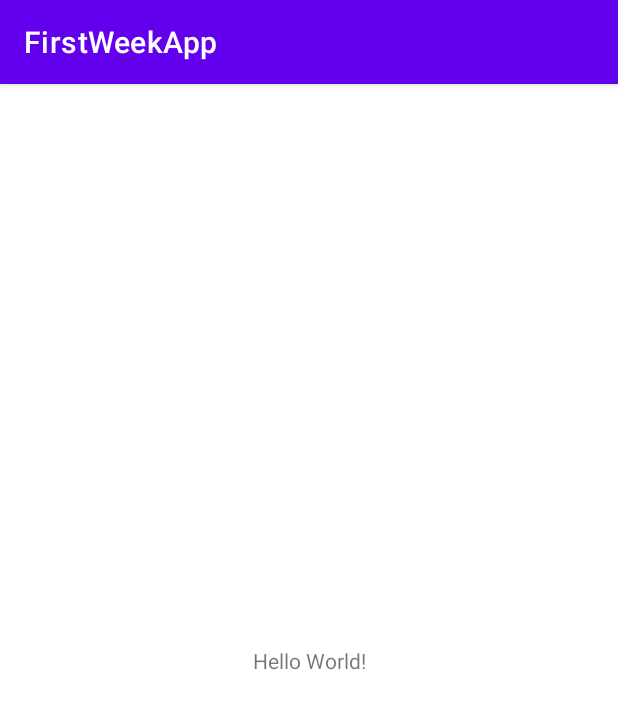
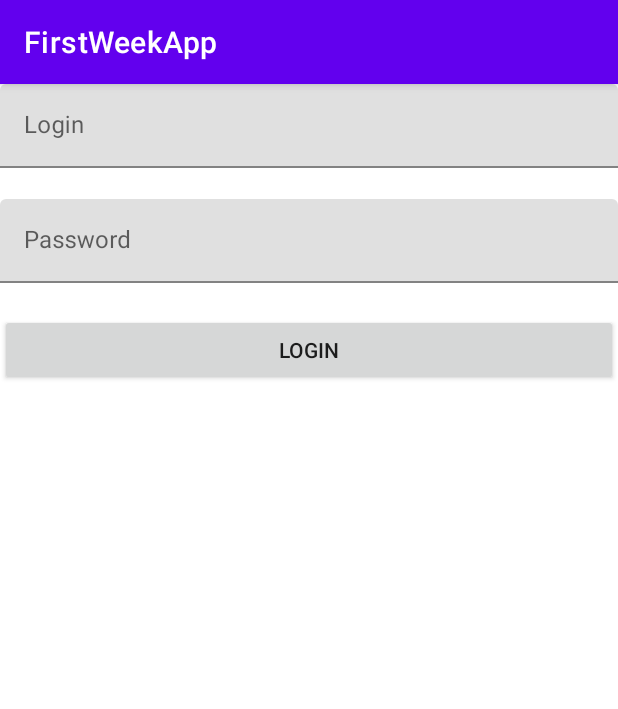
Before and after one commit to Yarslv/FirstWeekApp, an Android app: the screen it shows after launch (MainActivity), on a phone screen of 412 x 824 dp. Shown: the top 709 px of the screen. Run offline under Robolectric (Android 15) with nearby library versions, the phone set to English and light mode, and no system bars; our stand-ins replace data binding; 8 statements that could not run were skipped.

Commit message:
added animation and 3 elements screen

```diff
--- a/app/src/main/AndroidManifest.xml
+++ b/app/src/main/AndroidManifest.xml
@@ -14,7 +14,7 @@
         android:theme="@style/Theme.FirstWeekApp"
         tools:targetApi="31">
         <activity
-            android:name=".MainActivity"
+            android:name=".activity.MainActivity"
             android:exported="true">
             <intent-filter>
                 <action android:name="android.intent.action.MAIN" />
--- a/app/src/main/java/com/internship/firstweekapp/MainActivity.kt
+++ b/app/src/main/java/com/internship/firstweekapp/activity/MainActivity.kt
@@ -1,7 +1,8 @@
-package com.internship.firstweekapp
+package com.internship.firstweekapp.activity
 
 import androidx.appcompat.app.AppCompatActivity
 import android.os.Bundle
+import com.internship.firstweekapp.R
 
 class MainActivity : AppCompatActivity() {
     override fun onCreate(savedInstanceState: Bundle?) {
--- /dev/null
+++ b/app/src/main/java/com/internship/firstweekapp/fragments/animationFragment/AnimationFragment.kt
@@ -0,0 +1,67 @@
+package com.internship.firstweekapp.fragments.animationFragment
+
+import android.os.Bundle
+import androidx.fragment.app.Fragment
+import android.view.LayoutInflater
+import android.view.View
+import android.view.ViewGroup
+import androidx.fragment.app.viewModels
+import androidx.navigation.fragment.findNavController
+import com.internship.firstweekapp.databinding.FragmentAnimationBinding
+
+
+class AnimationFragment : Fragment() {
+
+    val model: AnimationFragmentViewModel by viewModels()
+    private lateinit var binding: FragmentAnimationBinding
+    override fun onCreate(savedInstanceState: Bundle?) {
+        super.onCreate(savedInstanceState)
+
+    }
+
+    override fun onCreateView(
+        inflater: LayoutInflater, container: ViewGroup?,
+        savedInstanceState: Bundle?
+    ): View {
+        // Inflate the layout for this fragment
+        binding = FragmentAnimationBinding.inflate(inflater)
+        return binding.root
+    }
+
+    override fun onViewCreated(view: View, savedInstanceState: Bundle?) {
+
+
+    model.startX =
+        resources.displayMetrics.widthPixels.toFloat() / 2 - 20 * resources.displayMetrics.density
+    model.startY =
+        resources.displayMetrics.heightPixels.toFloat() / 2 - 20 * resources.displayMetrics.density
+    model.initViews(
+        arrayOf(
+            binding.circle1,
+            binding.circle2,
+            binding.circle3,
+            binding.circle4,
+            binding.circle5,
+            binding.circle6,
+            binding.circle7,
+            binding.circle8
+        )
+    )
+    model.moveToCenter()
+    model.baseAnimation()
+    model.endAnimation(findNavController())
+
+
+        super.onViewCreated(view, savedInstanceState)
+    }
+
+    override fun onPause() {
+        model.pauseAnimation()
+        super.onPause()
+    }
+
+    override fun onResume() {
+        model.resumeAnimation()
+        super.onResume()
+    }
+}
--- /dev/null
+++ b/app/src/main/java/com/internship/firstweekapp/fragments/animationFragment/AnimationFragmentViewModel.kt
@@ -0,0 +1,86 @@
+package com.internship.firstweekapp.fragments.animationFragment
+
+import android.animation.Animator
+import android.animation.AnimatorListenerAdapter
+import android.animation.ObjectAnimator
+import android.graphics.Path
+import android.view.View
+import androidx.lifecycle.ViewModel
+import androidx.navigation.NavController
+import com.internship.firstweekapp.R
+
+class AnimationFragmentViewModel :ViewModel() {
+    var startX = 0f
+    var startY = 0f
+    var isPaused = false
+
+    private lateinit var views: Array<View>
+    private var animators = arrayListOf<ObjectAnimator>()
+    private var times = arrayListOf<Long>()
+    fun initViews(arr: Array<View>){
+        views = arr
+    }
+
+    fun moveToCenter(){
+        val path = Path().apply {
+            lineTo(startX,startY)
+        }
+        for(element in views)
+        ObjectAnimator.ofFloat(element, View.X, View.Y, path).apply {
+            start()
+        }
+    }
+
+    fun baseAnimation(){
+        val path = Path().apply {
+            moveTo(startX,startY)
+            var i = 0.0
+            while(i < 2*3.14){
+                lineTo(startX+300* Math.cos(i).toFloat(), startY+300* Math.sin(i).toFloat())
+                i += 0.01
+            }
+            lineTo(startX,startY)
+        }
+        for(i in 0 until views.size){
+            animators.add(ObjectAnimator.ofFloat(views[i], View.X, View.Y, path).apply {
+            duration = 3000
+            startDelay = (i*250).toLong()
+            start()
+        })
+        }
+    }
+
+    fun pauseAnimation(){
+        isPaused = true
+        for(i in animators.indices){
+            times.add(animators[i].currentPlayTime)
+            animators[i].cancel()
+        }
+    }
+
+    fun resumeAnimation(){
+        if(isPaused) {
+            for (i in 0 until views.size) {
+                animators[i].currentPlayTime = times[i]
+                animators[i].start()
+            }
+            isPaused = false
+        }
+    }
+
+    fun endAnimation(controller: NavController) {
+        var o: ObjectAnimator? = null
+        for (i in views){
+            o = ObjectAnimator.ofFloat(i, "alpha", 1f, 0f).apply {
+                startDelay = 5000
+                start()
+            }
+        }
+        o?.addListener(object: AnimatorListenerAdapter() {
+            override fun onAnimationEnd(animation: Animator?, isReverse: Boolean) {
+                controller.navigate(R.id.action_animationFragment_to_loginFragment)
+            }
+        })
+    }
+
+}
--- /dev/null
+++ b/app/src/main/java/com/internship/firstweekapp/fragments/loginFragment/LoginFragment.kt
@@ -0,0 +1,32 @@
+package com.internship.firstweekapp.fragments.loginFragment
+
+import android.os.Bundle
+import android.view.LayoutInflater
+import android.view.View
+import android.view.ViewGroup
+import androidx.fragment.app.Fragment
+import androidx.fragment.app.viewModels
+import com.internship.firstweekapp.databinding.FragmentLoginBinding
+
+
+class LoginFragment : Fragment() {
+
+    private val loginFragmentViewModel: LoginFragmentViewModel by viewModels()
+    private lateinit var binding: FragmentLoginBinding
+
+    override fun onCreateView(
+        inflater: LayoutInflater, container: ViewGroup?,
+        savedInstanceState: Bundle?
+    ): View {
+        binding = FragmentLoginBinding.inflate(inflater)
+        return binding.root
+    }
+
+    override fun onViewCreated(view: View, savedInstanceState: Bundle?) {
+        super.onViewCreated(view, savedInstanceState)
+        with(binding){
+            lifecycleOwner = viewLifecycleOwner
+            model = loginFragmentViewModel
+        }
+    }
+}
--- a/app/src/main/res/layout/activity_main.xml
+++ b/app/src/main/res/layout/activity_main.xml
@@ -4,15 +4,19 @@
     xmlns:tools="http://schemas.android.com/tools"
     android:layout_width="match_parent"
     android:layout_height="match_parent"
-    tools:context=".MainActivity">
+    tools:context=".activity.MainActivity">
 
-    <TextView
-        android:layout_width="wrap_content"
-        android:layout_height="wrap_content"
-        android:text="Hello World!"
+    <androidx.fragment.app.FragmentContainerView
+        android:layout_width="0dp"
+        android:layout_height="0dp"
+        android:id="@+id/my_nav_host_fragment"
+        android:name="androidx.navigation.fragment.NavHostFragment"
+        app:navGraph="@navigation/navigation_graph"
+        app:defaultNavHost="true"
+        app:layout_constraintTop_toTopOf="parent"
+        app:layout_constraintStart_toStartOf="parent"
         app:layout_constraintBottom_toBottomOf="parent"
         app:layout_constraintEnd_toEndOf="parent"
-        app:layout_constraintStart_toStartOf="parent"
-        app:layout_constraintTop_toTopOf="parent" />
+        />
 
 </androidx.constraintlayout.widget.ConstraintLayout>
--- /dev/null
+++ b/app/src/main/res/layout/fragment_login.xml
@@ -0,0 +1,61 @@
+<?xml version="1.0" encoding="utf-8"?>
+<layout>
+    <data>
+        <variable
+            name="model"
+            type="com.internship.firstweekapp.fragments.loginFragment.LoginFragmentViewModel" />
+    </data>
+<androidx.constraintlayout.widget.ConstraintLayout xmlns:android="http://schemas.android.com/apk/res/android"
+    xmlns:tools="http://schemas.android.com/tools"
+    android:layout_width="match_parent"
+    android:layout_height="match_parent"
+    xmlns:app="http://schemas.android.com/apk/res-auto"
+    tools:context=".fragments.loginFragment.LoginFragment">
+
+    <com.google.android.material.textfield.TextInputLayout
+        android:id="@+id/lgnInptLyt"
+        android:layout_width="0dp"
+        android:layout_height="wrap_content"
+        android:setError="@{model.model.loginError}"
+        app:errorEnabled="true"
+        app:layout_constraintStart_toStartOf="parent"
+        app:layout_constraintEnd_toEndOf="parent"
+        app:layout_constraintTop_toTopOf="parent">
+
+        <com.google.android.material.textfield.TextInputEditText
+            android:layout_width="match_parent"
+            android:layout_height="wrap_content"
+            android:text="@={model.model.login}"
+            android:hint="@string/login_hint"
+
+            />
+    </com.google.android.material.textfield.TextInputLayout>
+
+    <com.google.android.material.textfield.TextInputLayout
+        android:id="@+id/pswrdInptLyt"
+        android:layout_width="0dp"
+        android:layout_height="wrap_content"
+        android:setError="@{model.model.passwordError}"
+        app:errorEnabled="true"
+        app:layout_constraintStart_toStartOf="parent"
+        app:layout_constraintEnd_toEndOf="parent"
+        app:layout_constraintTop_toBottomOf="@id/lgnInptLyt">
+
+        <com.google.android.material.textfield.TextInputEditText
+            android:layout_width="match_parent"
+            android:layout_height="wrap_content"
+            android:text="@={model.model.password}"
+            android:hint="@string/password_hint" />
+    </com.google.android.material.textfield.TextInputLayout>
+
+    <androidx.appcompat.widget.AppCompatButton
+        android:text="@string/login_button_text"
+        android:layout_width="0dp"
+        android:layout_height="wrap_content"
+        app:layout_constraintStart_toStartOf="parent"
+        app:layout_constraintEnd_toEndOf="parent"
+        app:layout_constraintTop_toBottomOf="@id/pswrdInptLyt"
+        android:onClick="@{(View) -> model.onClick(View)}"
+        />
+</androidx.constraintlayout.widget.ConstraintLayout>
+</layout>
--- /dev/null
+++ b/app/src/main/res/navigation/navigation_graph.xml
@@ -0,0 +1,29 @@
+<?xml version="1.0" encoding="utf-8"?>
+<navigation xmlns:android="http://schemas.android.com/apk/res/android"
+    xmlns:app="http://schemas.android.com/apk/res-auto"
+    xmlns:tools="http://schemas.android.com/tools"
+    android:id="@+id/navigation_graph"
+    app:startDestination="@id/animationFragment">
+
+    <fragment
+        android:id="@+id/loginFragment"
+        android:name="com.internship.firstweekapp.fragments.loginFragment.LoginFragment"
+        android:label="LoginFragment" >
+        <action
+            android:id="@+id/action_loginFragment_to_resultFragment"
+            app:destination="@id/resultFragment" />
+    </fragment>
+    <fragment
+        android:id="@+id/resultFragment"
+        android:name="com.internship.firstweekapp.fragments.resultFragment.ResultFragment"
+        android:label="fragment_result"
+        tools:layout="@layout/fragment_result" />
+    <fragment
+        android:id="@+id/animationFragment"
+        android:name="com.internship.firstweekapp.fragments.animationFragment.AnimationFragment"
+        android:label="AnimationFragment" >
+        <action
+            android:id="@+id/action_animationFragment_to_loginFragment"
+            app:destination="@id/loginFragment" />
+    </fragment>
+</navigation>
--- a/app/src/main/res/values/strings.xml
+++ b/app/src/main/res/values/strings.xml
@@ -1,3 +1,8 @@
 <resources>
     <string name="app_name">FirstWeekApp</string>
+
+    <string name="hello_blank_fragment">Hello blank fragment</string>
+    <string name="login_hint">Login</string>
+    <string name="password_hint">Password</string>
+    <string name="login_button_text">Login</string>
 </resources>
```
Also changed, not shown: app/build.gradle (+11 -0 lines), app/src/main/java/com/internship/firstweekapp/fragments/loginFragment/LoginFragmentModel.kt (added, +53 -0 lines), app/src/main/java/com/internship/firstweekapp/fragments/loginFragment/LoginFragmentViewModel.kt (added, +51 -0 lines), app/src/main/java/com/internship/firstweekapp/fragments/resultFragment/ResultFragment.kt (added, +18 -0 lines), app/src/main/java/com/internship/firstweekapp/util/BindingAdapter.kt (added, +9 -0 lines), app/src/main/res/drawable/circle.xml (added, +14 -0 lines), app/src/main/res/layout/fragment_animation.xml (added, +88 -0 lines), app/src/main/res/layout/fragment_result.xml (added, +14 -0 lines).
